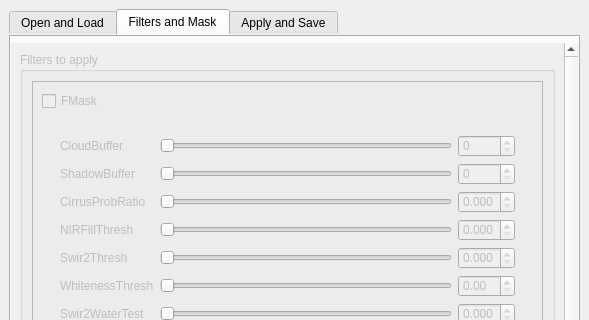
First picture: the form in ui/cloud_masking_dockwidget_base.ui, repository SMByC/CloudMasking, before the edit; both pictures show x 0 to 589 and y 0 to 320 of the 589 by 915 pixel window.
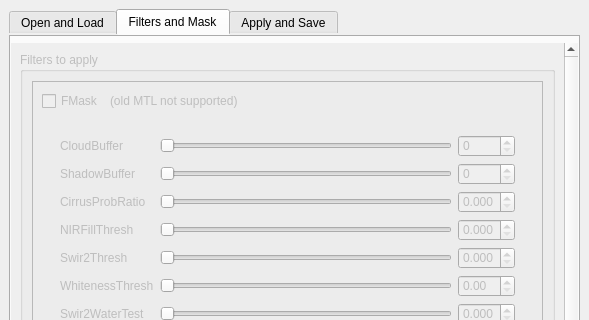
Second picture: the form after the edit. The open tabs and pages were chosen to show the change. Icons and pictures are not drawn. Custom widgets are drawn as their Qt base class.

Commit message: Python-fmask not support old MLT file, disable it when load this type of MTL

```diff
--- a/ui/cloud_masking_dockwidget_base.ui
+++ b/ui/cloud_masking_dockwidget_base.ui
@@ -525,7 +525,7 @@
             <rect>
              <x>0</x>
              <y>0</y>
-             <width>528</width>
+             <width>555</width>
              <height>2249</height>
             </rect>
            </property>
@@ -1061,13 +1061,51 @@
                  </property>
                  <layout class="QGridLayout" name="gridLayout_8">
                   <item row="0" column="0">
-                   <widget class="QCheckBox" name="checkBox_FMask">
-                    <property name="text">
-                     <string>FMask</string>
-                    </property>
-                    <property name="checked">
-                     <bool>false</bool>
-                    </property>
+                   <widget class="QWidget" name="widget_23" native="true">
+                    <layout class="QHBoxLayout" name="horizontalLayout_24">
+                     <property name="leftMargin">
+                      <number>0</number>
+                     </property>
+                     <property name="topMargin">
+                      <number>0</number>
+                     </property>
+                     <property name="rightMargin">
+                      <number>0</number>
+                     </property>
+                     <property name="bottomMargin">
+                      <number>0</number>
+                     </property>
+                     <item>
+                      <widget class="QCheckBox" name="checkBox_FMask">
+                       <property name="text">
+                        <string>FMask</string>
+                       </property>
+                       <property name="checked">
+                        <bool>false</bool>
+                       </property>
+                      </widget>
+                     </item>
+                     <item>
+                      <widget class="QLabel" name="label_FMask_FileStatus">
+                       <property name="text">
+                        <string>(old MTL not supported)</string>
+                       </property>
+                      </widget>
+                     </item>
+                     <item>
+                      <spacer name="horizontalSpacer_11">
+                       <property name="orientation">
+                        <enum>Qt::Horizontal</enum>
+                       </property>
+                       <property name="sizeHint" stdset="0">
+                        <size>
+                         <width>40</width>
+                         <height>20</height>
+                        </size>
+                       </property>
+                      </spacer>
+                     </item>
+                    </layout>
                    </widget>
                   </item>
                   <item row="1" column="0">
```
Left out of the diff: 23 changed lines with no effect on the pictures. The commit also changes 1 other file.
